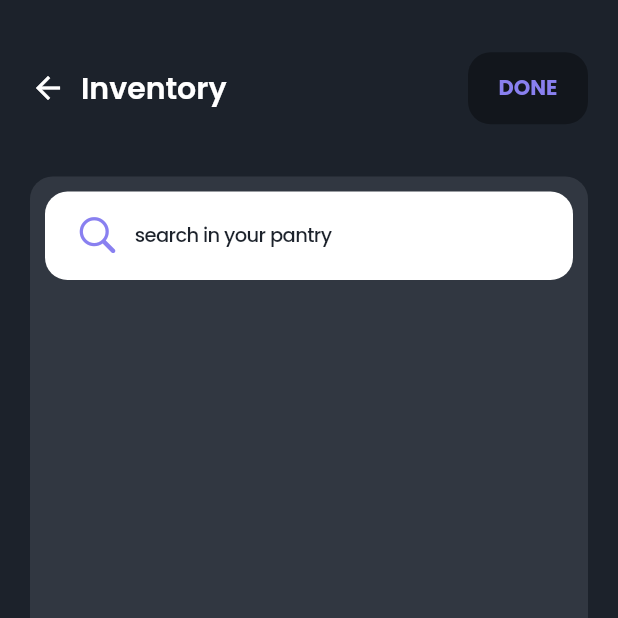
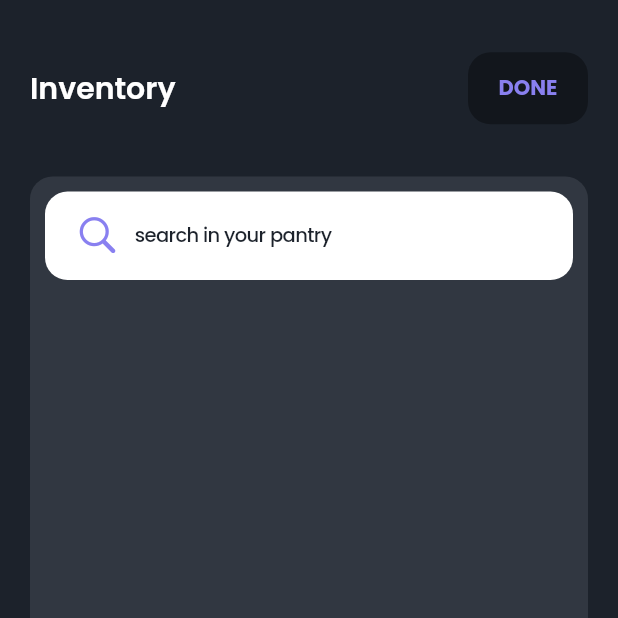
Before and after one commit to mitegj/food_match, a Flutter app: the screen it shows once a user with an empty profile is signed in, after a tap on the "receipt long" icon, on a phone screen of 412 x 824 dp, the top half of it. Run offline on Flutter 3.47's test engine with Material 2 defaults, Android fonts, the phone set to English and light mode, and no system bars; our stand-ins replace cloud_firestore, firebase_auth, firebase_core, firebase_remote_config, fl_chart, flutter_local_notifications and 13 more; accounts and stored records are empty.

Commit message:
"Io sono velocità"

```diff
--- a/lib/controllers/allergy_controller.dart
+++ b/lib/controllers/allergy_controller.dart
@@ -6,6 +6,7 @@ import 'package:morning_brief/services/allergy_database.dart';
 import 'package:morning_brief/widgets/filter/filters_body.dart';
 
 class AllergyController extends GetxController {
+  static AllergyController instance = Get.find();
   Rxn<AllergyModel> allergy = Rxn<AllergyModel>();
   Rxn<List<AllergyModel>> allergyList = Rxn<List<AllergyModel>>().obs();
   List<AllergyModel>? get allergies => allergyList.value.obs();
--- a/lib/controllers/auth_controller.dart
+++ b/lib/controllers/auth_controller.dart
@@ -51,8 +51,9 @@ class AuthController extends GetxController {
         } else {
           if (Get.currentRoute.toString() != "/HomePage") {
             // ignore: unused_field, unused_local_variable
-            IngredientController _ingredientController =
+          /*  IngredientController _ingredientController =
                 Get.put<IngredientController>(IngredientController());
+                */
             UserDatabase().saveUserLastLogin();
             Get.offAll(() => HomePage(isFirstLogin: false));
           }
--- a/lib/screens/allergies.dart
+++ b/lib/screens/allergies.dart
@@ -41,7 +41,7 @@ class AllergiesScreen extends GetWidget<AllergyController> {
                                   children: [
                                     Row(
                                       children: [
-                                        ArrowHeader(),
+                                       !isFirstLogin ?  ArrowHeader() : SizedBox(),
                                         Text("ALLERGENS".tr,
                                             overflow: TextOverflow.clip,
                                             style: GoogleFonts.poppins(
--- a/lib/services/menu_database.dart
+++ b/lib/services/menu_database.dart
@@ -2,22 +2,17 @@ import 'package:cloud_firestore/cloud_firestore.dart';
 import 'package:firebase_auth/firebase_auth.dart';
 import 'package:flutter/material.dart';
 import 'package:get/get.dart';
+import 'package:morning_brief/controllers/allergy_controller.dart';
+import 'package:morning_brief/controllers/ingredient_controller.dart';
 import 'package:morning_brief/controllers/menu_controller.dart';
 import 'package:morning_brief/models/menu_ingredients_model.dart';
 import 'package:morning_brief/models/menu_model.dart';
-import 'package:morning_brief/services/allergy_database.dart';
 import 'package:morning_brief/utils/conf.dart';
 import 'package:shared_preferences/shared_preferences.dart';
 
 class DatabaseMenu {
   final FirebaseFirestore _firestore = FirebaseFirestore.instance;
   final Conf conf = new Conf();
-
-  Rxn<List<String>> userIngredientList = Rxn<List<String>>().obs();
-  List<String>? get userIngredients => userIngredientList.value.obs();
-
-  Rxn<List<String>> userAllergyList = Rxn<List<String>>().obs();
-  List<String>? get userAllergies => userAllergyList.value.obs();
 
   bool isUserAllergic(MenuModel menu, List<String> userAllergies) {
     bool isUserAllergic = false;
@@ -30,8 +25,6 @@ class DatabaseMenu {
 
   bool userHasIngredients(MenuModel menu, List<String> userIngredients) {
     bool hasUserIngredients = false;
-    // List<String> userIngredients =  getUserIngredientsList(uuserIngredients);
-
     for (MenuIngredientModel? ing in menu.ingredients) {
       if (userIngredients.contains(ing?.id)) {
         hasUserIngredients = true;
@@ -53,13 +46,22 @@ class DatabaseMenu {
 
   Stream<List<MenuModel>> menuStream(List<int> filters, int limit) {
     try {
-      /*
-      IngredientController ingController =
-          Get.put<IngredientController>(IngredientController());
-*/
-      userIngredientList.bindStream(DatabaseMenu().userInventoryStream());
+      IngredientController _ingController;
+      AllergyController _allergyController;
+      try {
+        _ingController = IngredientController.instance;
+      } catch (e) {
+        _ingController = Get.put<IngredientController>(IngredientController());
+      }
 
-      userAllergyList.bindStream(DatabaseAllergy().userAllergiesStream());
+      try {
+        _allergyController = AllergyController.instance;
+      } catch (e) {
+        _allergyController = Get.put<AllergyController>(AllergyController());
+      }
+      //userIngredientList.bindStream(DatabaseMenu().userInventoryStream());
+
+      //userAllergyList.bindStream(DatabaseAllergy().userAllergiesStream());
       return _firestore
           .collection(conf.menuCollection)
           .where("dishType", whereIn: filters)
@@ -70,8 +72,9 @@ class DatabaseMenu {
         List<MenuModel> retVal = [];
         for (var element in query.docs) {
           MenuModel menu = MenuModel.fromDocumentSnapshot(element);
-          if (!isUserAllergic(menu, userAllergies ?? [])) {
-            if (userHasIngredients(menu, userIngredients ?? [])) {
+          if (!isUserAllergic(menu, _allergyController.userAllergies ?? [])) {
+            if (userHasIngredients(
+                menu, _ingController.userIngredients ?? [])) {
               retVal.add(menu);
             }
           }
@@ -94,11 +97,17 @@ class DatabaseMenu {
     SharedPreferences prefs = await SharedPreferences.getInstance();
     int menuLength = prefs.getInt("menuLength") ?? 0;
 
+    MenuController _menuController;
+    try {
+      _menuController = MenuController.instance;
+    } catch (e) {
+      _menuController = Get.put<MenuController>(MenuController());
+    }
+
     if (len != 0) if (len == menuLength) {
-      // Get.snackbar("Ops", "We don't have other menu to show you");
-      MenuController.instance.hasOtherMenu.value = false;
+      _menuController.hasOtherMenu.value = false;
     } else if (len > menuLength) {
-      MenuController.instance.hasOtherMenu.value = false;
+      _menuController.hasOtherMenu.value = false;
       prefs.setInt("menuLength", len);
     }
   }
--- a/lib/services/user_database.dart
+++ b/lib/services/user_database.dart
@@ -2,6 +2,7 @@ import 'package:cloud_firestore/cloud_firestore.dart';
 import 'package:firebase_auth/firebase_auth.dart';
 import 'package:flutter/material.dart';
 import 'package:get/get.dart';
+import 'package:morning_brief/controllers/auth_controller.dart';
 import 'package:morning_brief/models/user_model.dart';
 import 'package:morning_brief/utils/conf.dart';
 
--- a/lib/widgets/global_input/time_eating_screen.dart
+++ b/lib/widgets/global_input/time_eating_screen.dart
@@ -35,7 +35,7 @@ class TimeEatingScreen extends StatelessWidget {
                     children: [
                       Row(
                         children: [
-                          ArrowHeader(),
+                          !isFirstLogin ? ArrowHeader() : SizedBox(),
                           Align(
                             alignment: Alignment.centerLeft,
                             child: Text("NOTIFICATION".tr,
--- a/lib/widgets/home/home_body.dart
+++ b/lib/widgets/home/home_body.dart
@@ -2,6 +2,7 @@ import 'package:flutter/material.dart';
 import 'package:flutter/services.dart';
 import 'package:get/get.dart';
 import 'package:google_fonts/google_fonts.dart';
+import 'package:morning_brief/controllers/allergy_controller.dart';
 import 'package:morning_brief/controllers/ingredient_controller.dart';
 import 'package:morning_brief/controllers/menu_controller.dart';
 import 'package:morning_brief/utils/UIColors.dart';
@@ -17,6 +18,8 @@ class HomeBody extends GetWidget<MenuController> {
 
   IngredientController ingController =
       Get.put<IngredientController>(IngredientController());
+  AllergyController allergyController =
+      Get.put<AllergyController>(AllergyController());
 
   MenuController _menuController = MenuController.instance;
   @override
@@ -24,7 +27,7 @@ class HomeBody extends GetWidget<MenuController> {
     _menuController.getMenuList(FilterBody.listFilters);
     return Expanded(
       child: Container(
-          child: Obx(() => (ingController.userAllergies != null &&
+          child: Obx(() => (allergyController.userAllergies != null &&
                   ingController.ingredients != null)
               ? (_menuController.menus != null &&
                       _menuController.menus?.length == 0)
--- a/lib/widgets/home/menu_detail_bottom_sheet.dart
+++ b/lib/widgets/home/menu_detail_bottom_sheet.dart
@@ -26,7 +26,7 @@ class DetailBottomSheet extends StatelessWidget {
   final List<IngredientModel>? ingredients;
   final bool savedMenu;
 
-  MenuController menuController = Get.put<MenuController>(MenuController());
+  MenuController menuController =MenuController.instance;
 
   @override
   Widget build(BuildContext context) {
--- a/lib/widgets/inventory/inventory_page.dart
+++ b/lib/widgets/inventory/inventory_page.dart
@@ -14,10 +14,6 @@ class InventoryScreen extends GetWidget<IngredientController> {
   Widget build(BuildContext context) {
     var theme = Theme.of(context);
 
-    return Obx(() => GetX<IngredientController>(
-        init: Get.put<IngredientController>(IngredientController()),
-        builder: (controller) {
-          if (controller.ingredients != null) {
     return Scaffold(
         backgroundColor: theme.backgroundColor,
         resizeToAvoidBottomInset: true,
@@ -28,33 +24,24 @@ class InventoryScreen extends GetWidget<IngredientController> {
               Flexible(
                   flex: 1,
                   child: Padding(
-                            padding:
-                                const EdgeInsets.only(left: 20.0, right: 20),
+                    padding: const EdgeInsets.only(left: 20.0, right: 20),
                     child: Column(
                       mainAxisAlignment: MainAxisAlignment.center,
                       children: [
                         Row(
-                                  mainAxisAlignment:
-                                      MainAxisAlignment.spaceBetween,
+                          mainAxisAlignment: MainAxisAlignment.spaceBetween,
                           children: [
-                                    Row(
-                                      children: [
-                                        ArrowHeader(),
                             Text("INVENTORY".tr,
                                 overflow: TextOverflow.clip,
                                 style: GoogleFonts.poppins(
                                     color: UIColors.white,
                                     fontSize: 20,
                                     fontWeight: FontWeight.w600)),
-                                      ],
-                                    ),
                             Container(
-                                      padding:
-                                          EdgeInsets.only(left: 8, right: 8),
+                              padding: EdgeInsets.only(left: 8, right: 8),
                               decoration: BoxDecoration(
                                   color: UIColors.detailBlack,
-                                          borderRadius:
-                                              BorderRadius.circular(15)),
+                                  borderRadius: BorderRadius.circular(15)),
                               child: TextButton(
                                 child: Text('DONE'.tr.toUpperCase(),
                                     style: GoogleFonts.poppins(
@@ -77,8 +64,8 @@ class InventoryScreen extends GetWidget<IngredientController> {
                 flex: 6,
                 child: Container(
                   padding: const EdgeInsets.all(10),
-                          margin: const EdgeInsets.only(
-                              left: 20, right: 20, bottom: 20),
+                  margin:
+                      const EdgeInsets.only(left: 20, right: 20, bottom: 20),
                   decoration: BoxDecoration(
                       color: UIColors.lightBlack.withOpacity(0.5),
                       borderRadius: BorderRadius.circular(15)),
@@ -111,53 +98,39 @@ class InventoryScreen extends GetWidget<IngredientController> {
                     const SizedBox(
                       height: 5,
                     ),
-                            Obx(() => GetX<IngredientController>(
-                                  init: Get.put<IngredientController>(
-                                      IngredientController()),
-                                  builder: (IngredientController
-                                      ingredientController) {
-                                    if (ingredientController.ingredients !=
-                                        null) {
-                                      return Column(children: [
+                    Obx(() => (controller.ingredients != null)
+                        ? Column(children: [
                             ListView.builder(
                               physics: ScrollPhysics(),
                               shrinkWrap: true,
-                                          itemCount: ingredientController
-                                              .ingSearch.length,
+                              itemCount: controller.ingSearch.length,
                               itemBuilder: (_, index) {
                                 controller.setIngredientsCheck(
-                                                ingredientController, index);
+                                    controller, index);
                                 return Obx(
                                   () => Container(
-                                                margin: EdgeInsets.only(
-                                                    top: 5, bottom: 5),
+                                    margin: EdgeInsets.only(top: 5, bottom: 5),
                                     padding: EdgeInsets.all(0),
                                     decoration: BoxDecoration(
                                         color: UIColors.lightBlack,
                                         borderRadius:
-                                                        BorderRadius.circular(
-                                                            15)),
+                                            BorderRadius.circular(15)),
                                     child: CheckboxListTile(
                                       checkColor: UIColors.green,
                                       activeColor: UIColors.green,
                                       title: Text(
                                         controller.getIngredientName(
-                                                        ingredientController,
-                                                        index),
+                                            controller, index),
                                         style: GoogleFonts.poppins(
                                             color: Colors.white,
-                                                        fontWeight:
-                                                            FontWeight.normal),
+                                            fontWeight: FontWeight.normal),
                                       ),
-                                                  value:
-                                                      controller.getCheckValue(
-                                                          ingredientController,
-                                                          index),
+                                      value: controller.getCheckValue(
+                                          controller, index),
 
                                       subtitle: Text(
                                           controller.getCheckValue(
-                                                              ingredientController,
-                                                              index)
+                                                  controller, index)
                                               ? "AVAIBLEINTHEKITCHEN"
                                                   .tr
                                                   .toLowerCase()
@@ -165,44 +138,28 @@ class InventoryScreen extends GetWidget<IngredientController> {
                                                   .tr
                                                   .toLowerCase(),
                                           style: GoogleFonts.poppins(
-                                                          color: controller
-                                                                  .getCheckValue(
-                                                                      ingredientController,
-                                                                      index)
-                                                              ? UIColors
-                                                                  .lightGreen
+                                              color: controller.getCheckValue(
+                                                      controller, index)
+                                                  ? UIColors.lightGreen
                                                   : UIColors.orange,
-                                                          fontWeight:
-                                                              FontWeight.w300)),
+                                              fontWeight: FontWeight.w300)),
 
                                       onChanged: (newValue) {
                                         controller.setCheckState(
-                                                        ingredientController,
-                                                        index,
-                                                        newValue);
+                                            controller, index, newValue);
                                       },
-                                                  controlAffinity:
-                                                      ListTileControlAffinity
+                                      controlAffinity: ListTileControlAffinity
                                           .trailing, //  <-- leading Checkbox
                                     ),
                                   ),
                                 );
                               },
                             ),
-                                      ]);
-                                    } else {
-                                      return LoadingWidget();
-                                    }
-                                  },
-                                )),
+                          ])
+                        : LoadingWidget()),
                   ]),
                 ),
               ),
             ])));
-          } else {
-            return Scaffold(
-                backgroundColor: UIColors.black, body: LoadingWidget());
-          }
-        }));
   }
 }
```
Also changed, not shown: lib/controllers/ingredient_controller.dart (+10 -4 lines), lib/screens/saved_menu.dart (+6 -5 lines), lib/widgets/home/step_screen.dart (+6 -1 lines). Lines whose indentation alone changed are shown as unchanged.
